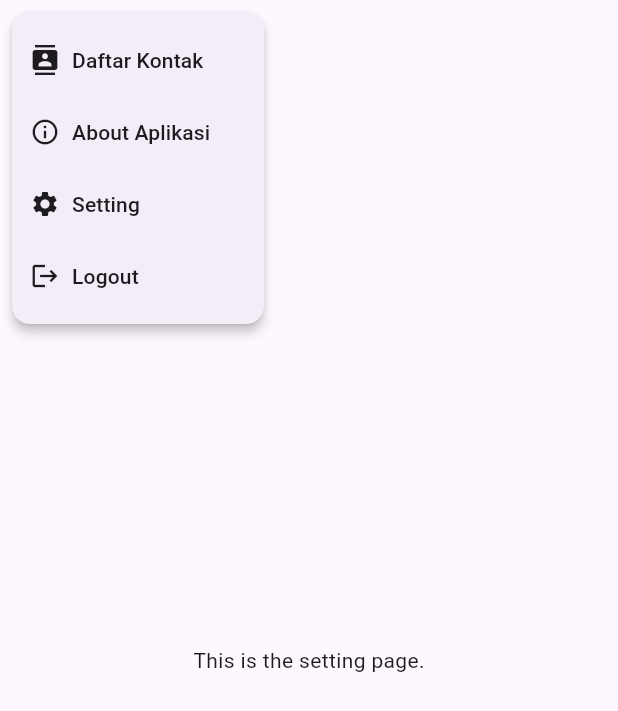
After one commit to Asyrof12/crud_flutter, a Flutter app: the MySetting screen opened directly, after a tap on the "menu" icon, on a phone screen of 412 x 824 dp. The commit adds this screen. Shown: the top 711 px of the screen. Run offline on Flutter 3.47's test engine with Material 3 defaults, Android fonts, the phone set to English and light mode, and no system bars; our stand-ins replace flutter_dotenv, shared_preferences; accounts and stored records are empty.

Commit message:
feat : menu setting

```diff
--- a/lib/settings/hamburger.dart
+++ b/lib/settings/hamburger.dart
@@ -1,3 +1,4 @@
+import 'package:card/settings/setting_page.dart';
 import 'package:flutter/material.dart';
 import 'package:flutter_dotenv/flutter_dotenv.dart';
 import 'package:card/settings/about.dart';
@@ -100,7 +101,12 @@ class CustomHamburger extends StatelessWidget {
                 ),
               );
             } else if (selected == 'settings') {
-              print('Buka Setting');
+              Navigator.pushReplacement(
+                context,
+                MaterialPageRoute(
+                  builder: (context) => const MySetting(),
+                ),
+              );
             } else if (selected == 'logout') {
               Navigator.pushReplacement(
                 context,
--- /dev/null
+++ b/lib/settings/setting_page.dart
@@ -0,0 +1,18 @@
+import 'package:flutter/material.dart';
+import 'package:card/settings/hamburger.dart';
+
+class MySetting extends StatelessWidget {
+  const MySetting({super.key});
+  @override
+  Widget build(BuildContext context) {
+    return Scaffold(
+      appBar: AppBar(
+        leading: const CustomHamburger(),
+        title: const Text("Setting"),
+      ),
+      body: Center(
+        child: Text("This is the setting page."),
+      ),
+    );
+  }
+}
```
